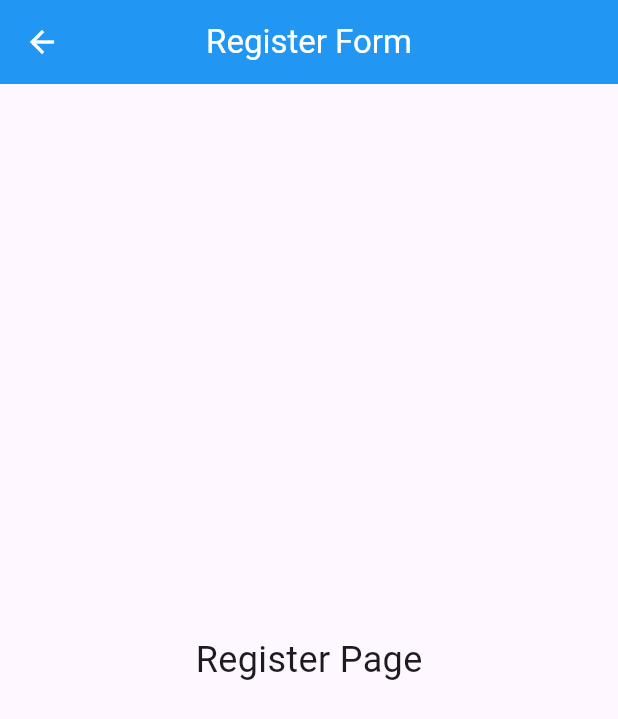
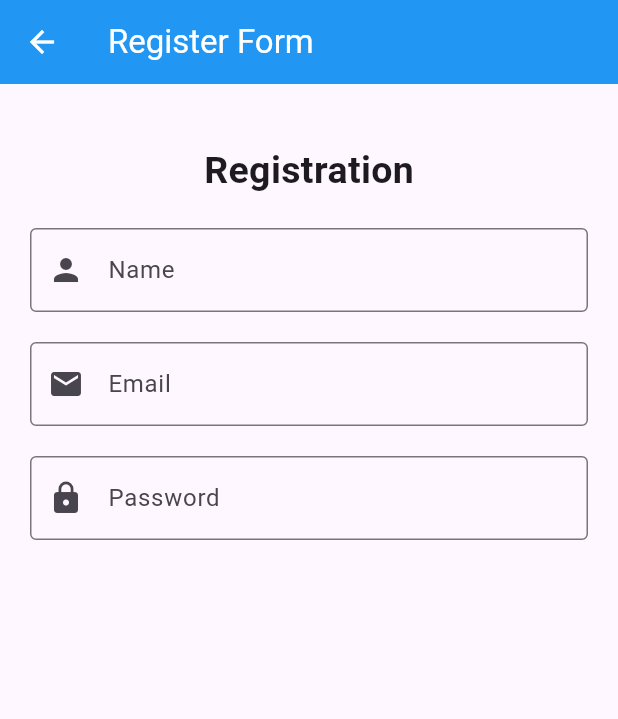
Before and after one commit to nurbalaqalym-gif/t10, a Flutter app: the RegisterForm screen opened directly, on a phone screen of 412 x 824 dp. Shown: the top 719 px of the screen. Run offline on Flutter 3.47's test engine with Material 3 defaults, Android fonts, the phone set to English and light mode, and no system bars.

Commit message:
Initial commit

```diff
--- a/lib/register_form.dart
+++ b/lib/register_form.dart
@@ -10,10 +10,62 @@ class RegisterForm extends StatelessWidget {
         title: const Text('Register Form'),
         backgroundColor: Colors.blue,
         foregroundColor: Colors.white,
-        centerTitle: true,
       ),
-      body: const Center(
-        child: Text('Register Page', style: TextStyle(fontSize: 24)),
+
+      body: Padding(
+        padding: const EdgeInsets.all(20),
+
+        child: Column(
+          children: [
+            const SizedBox(height: 20),
+
+            const Text(
+              'Registration',
+              style: TextStyle(fontSize: 25, fontWeight: FontWeight.bold),
+            ),
+
+            const SizedBox(height: 20),
+
+            // TextField
+            const TextField(
+              decoration: InputDecoration(
+                labelText: 'Name',
+                hintText: 'Enter your name',
+                border: OutlineInputBorder(),
+                prefixIcon: Icon(Icons.person),
+              ),
+            ),
+
+            const SizedBox(height: 20),
+
+            // TextFormField
+            TextFormField(
+              decoration: const InputDecoration(
+                labelText: 'Email',
+                hintText: 'Enter your email',
+                border: OutlineInputBorder(),
+                prefixIcon: Icon(Icons.email),
+              ),
+              validator: (value) {
+                if (value == null || value.isEmpty) {
+                  return 'Please enter your email';
+                }
+                return null;
+              },
+            ),
+
+            const SizedBox(height: 20),
+
+            const TextField(
+              obscureText: true,
+              decoration: InputDecoration(
+                labelText: 'Password',
+                border: OutlineInputBorder(),
+                prefixIcon: Icon(Icons.lock),
+              ),
+            ),
+          ],
+        ),
       ),
     );
   }
```
